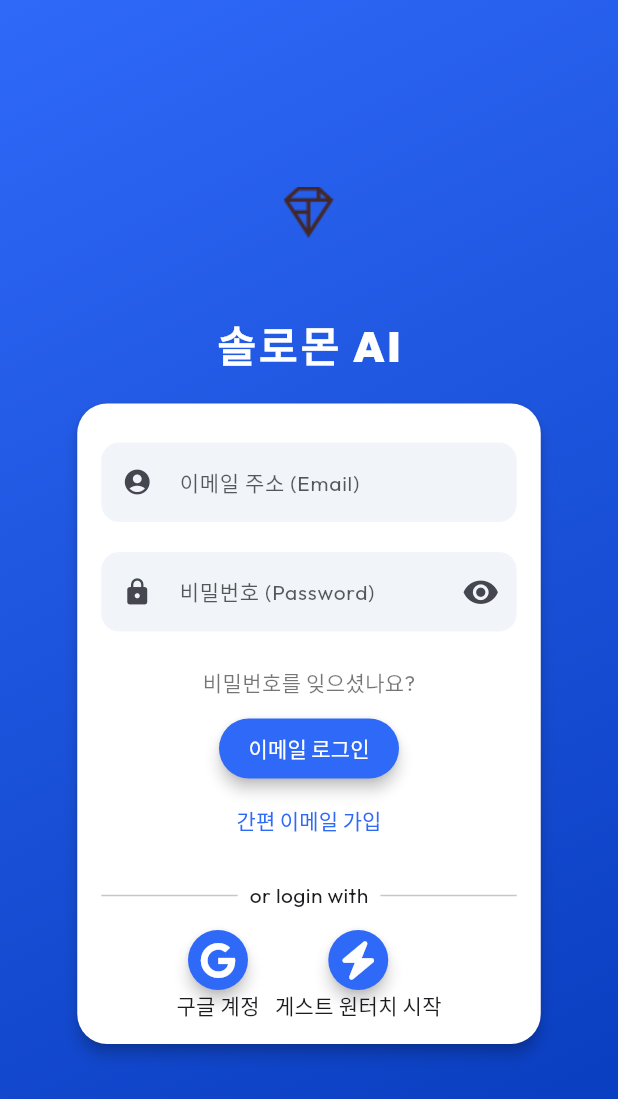
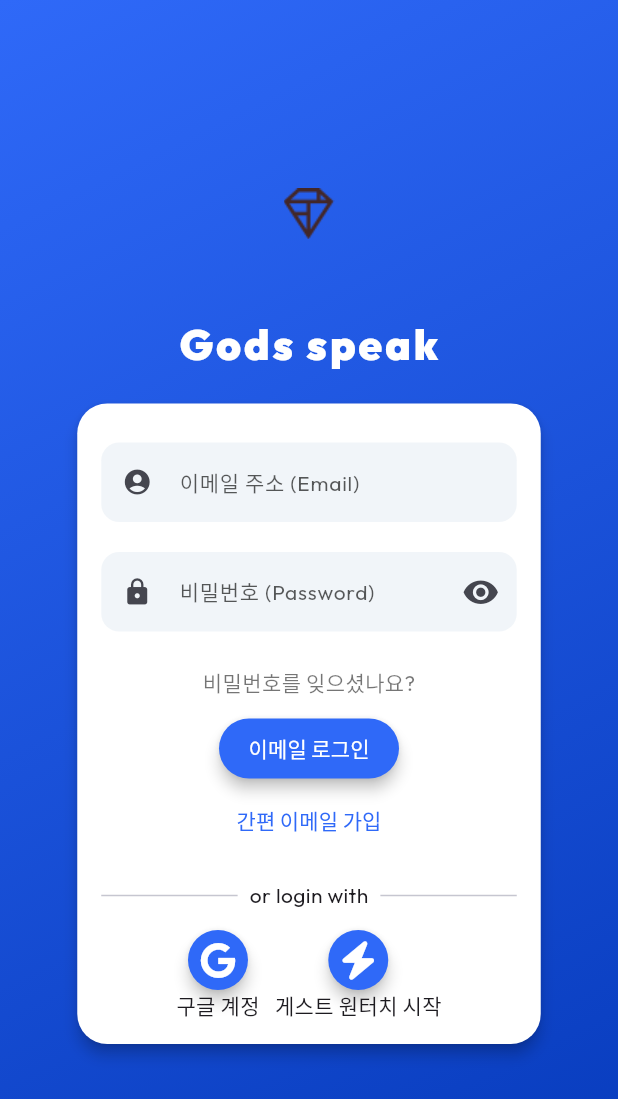
Before and after one commit to shintaehyeon/God_speaks, a Flutter app: the screen it shows after launch, on a phone screen of 412 x 824 dp. Shown: the top 1099 px of the screen. Run offline on Flutter 3.47's test engine with Material 3 defaults, Android fonts, the phone set to English and light mode, and no system bars; drawn by our look-alikes of flutter_login; our stand-ins replace cached_network_image, cloud_firestore, connectivity_plus, firebase_auth, firebase_core, flutter_markdown_plus and 7 more; missing offline and left inert: firebase_app_check; accounts and stored records are empty.

Commit message:
style: Rename login screen title from '솔로몬 AI' to 'Gods speak'

```diff
--- a/lib/login.dart
+++ b/lib/login.dart
@@ -83,7 +83,7 @@ class _LoginPageState extends State<LoginPage> {
 
     return Scaffold(
       body: FlutterLogin(
-        title: '솔로몬 AI',
+        title: 'Gods speak',
         logo: const AssetImage('assets/diamond.png'),
         onLogin: _authUser,
         onSignup: _signupUser,
```
